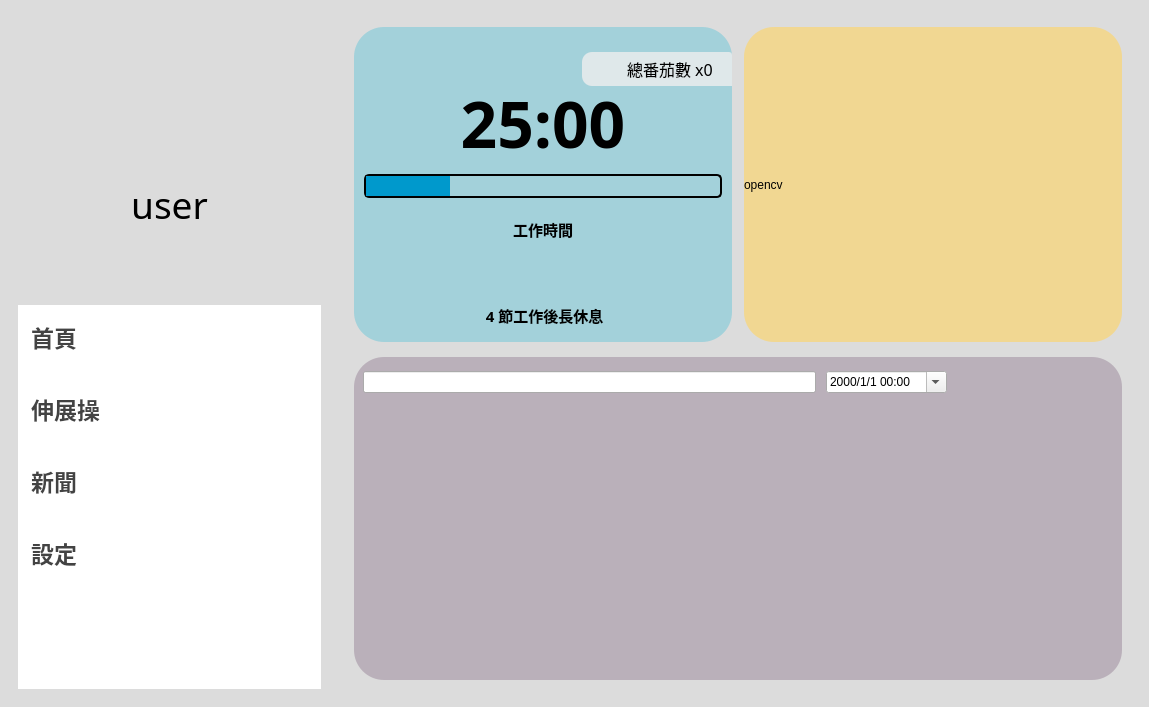
This is demo.ui in ahua1010/Margherita-Pizza-Pomodoro-and-Gesture-detection- as Qt 5 draws it before an edit. The edited form follows.
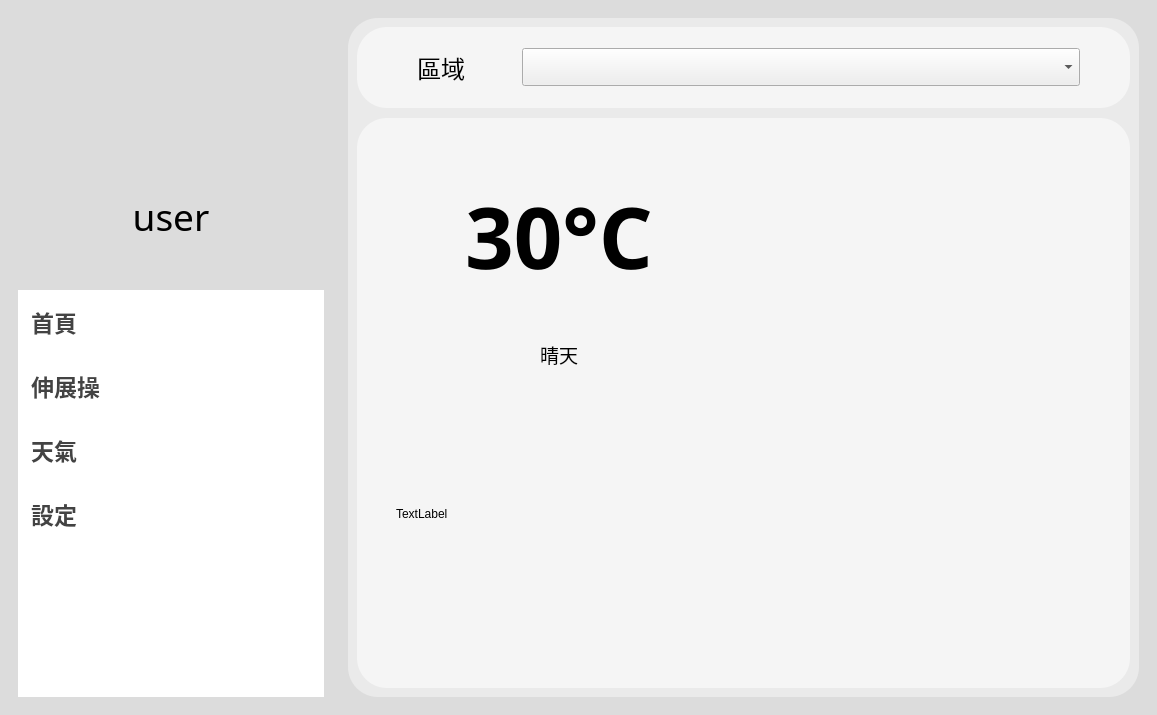
This is the edited form. The open tabs and pages were chosen to show the change. Icons and pictures are not drawn.

The edit to the form file:
```diff
--- a/demo.ui
+++ b/demo.ui
@@ -6,8 +6,8 @@
    <rect>
     <x>0</x>
     <y>0</y>
-    <width>1149</width>
-    <height>707</height>
+    <width>1157</width>
+    <height>715</height>
    </rect>
   </property>
   <property name="windowTitle">
@@ -54,9 +54,15 @@
        </property>
        <item>
         <widget class="QFrame" name="user">
+         <property name="sizePolicy">
+          <sizepolicy hsizetype="Preferred" vsizetype="Preferred">
+           <horstretch>0</horstretch>
+           <verstretch>2</verstretch>
+          </sizepolicy>
+         </property>
          <property name="minimumSize">
           <size>
-           <width>250</width>
+           <width>100</width>
            <height>0</height>
           </size>
          </property>
@@ -73,10 +79,10 @@
          </property>
          <layout class="QVBoxLayout" name="verticalLayout">
           <property name="topMargin">
-           <number>55</number>
+           <number>30</number>
           </property>
           <property name="bottomMargin">
-           <number>75</number>
+           <number>20</number>
           </property>
           <item>
            <widget class="QFrame" name="usericon">
@@ -134,6 +140,18 @@
           </item>
           <item>
            <widget class="QLabel" name="username">
+            <property name="minimumSize">
+             <size>
+              <width>0</width>
+              <height>50</height>
+             </size>
+            </property>
+            <property name="sizeIncrement">
+             <size>
+              <width>0</width>
+              <height>0</height>
+             </size>
+            </property>
             <property name="font">
              <font>
               <family>Agency FB</family>
@@ -155,6 +173,12 @@
        </item>
        <item>
         <widget class="QListWidget" name="fuctionlist">
+         <property name="sizePolicy">
+          <sizepolicy hsizetype="Expanding" vsizetype="Expanding">
+           <horstretch>0</horstretch>
+           <verstretch>3</verstretch>
+          </sizepolicy>
+         </property>
          <property name="font">
           <font>
            <family>微軟正黑體</family>
@@ -168,13 +192,14 @@
 	border:0px;
 	border-bottom-right-radius:30px;
 	border-bottom-left-radius:30px;
+    outline: 0px;
+
 }
 QListView::item{
 	border:0px;
 	padding:15px;
 	padding-left:10px;
 	color: rgb(67, 67, 67);
-	margin-bottom:8px;
 }
 QListView::item:hover {
 	border-radius:8px;
@@ -230,7 +255,7 @@
          </item>
          <item>
           <property name="text">
-           <string>新聞</string>
+           <string>天氣</string>
           </property>
           <property name="font">
            <font>
@@ -807,6 +832,18 @@
                     <verstretch>0</verstretch>
                    </sizepolicy>
                   </property>
+                  <property name="styleSheet">
+                   <string notr="true">QLineEdit {
+        border:1px solid #000;
+        background:#ccc;
+        color:#f00;
+		border-radius:5px
+    }
+    QLineEdit:focus {
+        border:3px solid #09c;
+        background:#fff;
+    }</string>
+                  </property>
                  </widget>
                 </item>
                 <item>
@@ -887,7 +924,351 @@
         </item>
        </layout>
       </widget>
-      <widget class="QWidget" name="page_2"/>
+      <widget class="QWidget" name="page_2">
+       <layout class="QVBoxLayout" name="verticalLayout_11">
+        <item>
+         <widget class="QFrame" name="frame_3">
+          <property name="frameShape">
+           <enum>QFrame::StyledPanel</enum>
+          </property>
+          <property name="frameShadow">
+           <enum>QFrame::Raised</enum>
+          </property>
+          <layout class="QHBoxLayout" name="horizontalLayout_16">
+           <item>
+            <widget class="QFrame" name="frame_5">
+             <property name="styleSheet">
+              <string notr="true">QFrame
+{
+	background-color:rgba(151, 238, 238,0.8);
+}</string>
+             </property>
+             <property name="frameShape">
+              <enum>QFrame::StyledPanel</enum>
+             </property>
+             <property name="frameShadow">
+              <enum>QFrame::Raised</enum>
+             </property>
+             <layout class="QHBoxLayout" name="horizontalLayout_13"/>
+            </widget>
+           </item>
+          </layout>
+         </widget>
+        </item>
+       </layout>
+      </widget>
+      <widget class="QWidget" name="page_3">
+       <layout class="QVBoxLayout" name="verticalLayout_13">
+        <item>
+         <widget class="QFrame" name="frame6_3">
+          <property name="styleSheet">
+           <string notr="true">#frame6_3
+{
+	background-color: rgba(238, 238 ,238 ,0.8);
+}
+QGroupBox
+{
+	background-color:rgb(245, 245, 245);
+	border:0px solid red;
+	border-radius:30px
+}</string>
+          </property>
+          <layout class="QVBoxLayout" name="verticalLayout_9">
+           <property name="spacing">
+            <number>10</number>
+           </property>
+           <item>
+            <widget class="QGroupBox" name="horizontalGroupBox_2">
+             <property name="sizePolicy">
+              <sizepolicy hsizetype="Preferred" vsizetype="Preferred">
+               <horstretch>0</horstretch>
+               <verstretch>1</verstretch>
+              </sizepolicy>
+             </property>
+             <layout class="QHBoxLayout" name="horizontalLayout_12">
+              <property name="rightMargin">
+               <number>50</number>
+              </property>
+              <item>
+               <widget class="QLabel" name="label">
+                <property name="sizePolicy">
+                 <sizepolicy hsizetype="Fixed" vsizetype="Preferred">
+                  <horstretch>0</horstretch>
+                  <verstretch>0</verstretch>
+                 </sizepolicy>
+                </property>
+                <property name="minimumSize">
+                 <size>
+                  <width>150</width>
+                  <height>0</height>
+                 </size>
+                </property>
+                <property name="font">
+                 <font>
+                  <family>Agency FB</family>
+                  <pointsize>18</pointsize>
+                  <weight>50</weight>
+                  <bold>false</bold>
+                 </font>
+                </property>
+                <property name="text">
+                 <string>區域</string>
+                </property>
+                <property name="alignment">
+                 <set>Qt::AlignCenter</set>
+                </property>
+               </widget>
+              </item>
+              <item>
+               <widget class="QComboBox" name="comboBox_city">
+                <property name="minimumSize">
+                 <size>
+                  <width>0</width>
+                  <height>30</height>
+                 </size>
+                </property>
+                <property name="font">
+                 <font>
+                  <family>Agency FB</family>
+                  <pointsize>16</pointsize>
+                 </font>
+                </property>
+                <property name="toolTipDuration">
+                 <number>-1</number>
+                </property>
+               </widget>
+              </item>
+             </layout>
+            </widget>
+           </item>
+           <item>
+            <widget class="QGroupBox" name="horizontalGroupBox">
+             <property name="sizePolicy">
+              <sizepolicy hsizetype="Preferred" vsizetype="Preferred">
+               <horstretch>0</horstretch>
+               <verstretch>7</verstretch>
+              </sizepolicy>
+             </property>
+             <layout class="QVBoxLayout" name="verticalLayout_10">
+              <property name="spacing">
+               <number>0</number>
+              </property>
+              <property name="leftMargin">
+               <number>30</number>
+              </property>
+              <property name="topMargin">
+               <number>30</number>
+              </property>
+              <property name="rightMargin">
+               <number>30</number>
+              </property>
+              <property name="bottomMargin">
+               <number>30</number>
+              </property>
+              <item>
+               <widget class="QFrame" name="horizontalFrame">
+                <property name="sizePolicy">
+                 <sizepolicy hsizetype="Preferred" vsizetype="Preferred">
+                  <horstretch>0</horstretch>
+                  <verstretch>2</verstretch>
+                 </sizepolicy>
+                </property>
+                <property name="styleSheet">
+                 <string notr="true">
+	border-radius:px</string>
+                </property>
+                <layout class="QHBoxLayout" name="horizontalLayout_18">
+                 <property name="spacing">
+                  <number>45</number>
+                 </property>
+                 <property name="leftMargin">
+                  <number>15</number>
+                 </property>
+                 <property name="topMargin">
+                  <number>0</number>
+                 </property>
+                 <property name="rightMargin">
+                  <number>25</number>
+                 </property>
+                 <property name="bottomMargin">
+                  <number>0</number>
+                 </property>
+                 <item>
+                  <layout class="QVBoxLayout" name="verticalLayout_12">
+                   <property name="topMargin">
+                    <number>30</number>
+                   </property>
+                   <item>
+                    <widget class="QLabel" name="temperature">
+                     <property name="sizePolicy">
+                      <sizepolicy hsizetype="Preferred" vsizetype="Preferred">
+                       <horstretch>0</horstretch>
+                       <verstretch>5</verstretch>
+                      </sizepolicy>
+                     </property>
+                     <property name="font">
+                      <font>
+                       <family>微軟正黑體</family>
+                       <pointsize>64</pointsize>
+                       <weight>75</weight>
+                       <bold>true</bold>
+                      </font>
+                     </property>
+                     <property name="styleSheet">
+                      <string notr="true"/>
+                     </property>
+                     <property name="text">
+                      <string>30°C</string>
+                     </property>
+                     <property name="alignment">
+                      <set>Qt::AlignCenter</set>
+                     </property>
+                    </widget>
+                   </item>
+                   <item>
+                    <widget class="QLabel" name="weather">
+                     <property name="sizePolicy">
+                      <sizepolicy hsizetype="Preferred" vsizetype="Preferred">
+                       <horstretch>0</horstretch>
+                       <verstretch>1</verstretch>
+                      </sizepolicy>
+                     </property>
+                     <property name="minimumSize">
+                      <size>
+                       <width>0</width>
+                       <height>30</height>
+                      </size>
+                     </property>
+                     <property name="font">
+                      <font>
+                       <family>微軟正黑體</family>
+                       <pointsize>14</pointsize>
+                      </font>
+                     </property>
+                     <property name="text">
+                      <string>晴天</string>
+                     </property>
+                     <property name="alignment">
+                      <set>Qt::AlignCenter</set>
+                     </property>
+                    </widget>
+                   </item>
+                  </layout>
+                 </item>
+                 <item>
+                  <widget class="QLabel" name="weather_icon">
+                   <property name="sizePolicy">
+                    <sizepolicy hsizetype="Preferred" vsizetype="Preferred">
+                     <horstretch>0</horstretch>
+                     <verstretch>0</verstretch>
+                    </sizepolicy>
+                   </property>
+                   <property name="styleSheet">
+                    <string notr="true"/>
+                   </property>
+                   <property name="text">
+                    <string/>
+                   </property>
+                  </widget>
+                 </item>
+                </layout>
+               </widget>
+              </item>
+              <item>
+               <widget class="QWidget" name="chart" native="true">
+                <property name="sizePolicy">
+                 <sizepolicy hsizetype="Preferred" vsizetype="Preferred">
+                  <horstretch>0</horstretch>
+                  <verstretch>3</verstretch>
+                 </sizepolicy>
+                </property>
+                <layout class="QHBoxLayout" name="horizontalLayout_9">
+                 <item>
+                  <widget class="QLabel" name="label_2">
+                   <property name="text">
+                    <string>TextLabel</string>
+                   </property>
+                  </widget>
+                 </item>
+                </layout>
+               </widget>
+              </item>
+             </layout>
+            </widget>
+           </item>
+          </layout>
+         </widget>
+        </item>
+       </layout>
+      </widget>
+      <widget class="QWidget" name="page_4">
+       <layout class="QVBoxLayout" name="verticalLayout_14">
+        <item>
+         <widget class="QFrame" name="frame6_4">
+          <property name="styleSheet">
+           <string notr="true">QFrame QScrollArea
+{
+	background-color:rgba(255, 245, 238,0.8);
+}
+QFrame QLabel
+{
+	background-color:rgba(255, 245, 238,0);
+}</string>
+          </property>
+          <layout class="QVBoxLayout" name="verticalLayout_8">
+           <property name="spacing">
+            <number>9</number>
+           </property>
+           <property name="leftMargin">
+            <number>9</number>
+           </property>
+           <property name="topMargin">
+            <number>9</number>
+           </property>
+           <property name="rightMargin">
+            <number>9</number>
+           </property>
+           <property name="bottomMargin">
+            <number>9</number>
+           </property>
+           <item>
+            <layout class="QVBoxLayout" name="verticalLayout_15">
+             <item>
+              <widget class="QScrollArea" name="scrollArea">
+               <property name="styleSheet">
+                <string notr="true">QAbstractScrollArea
+{
+	background-color:rgba(255, 245, 238,0.8);
+}
+QWidget#scrollAreaWidgetContents{
+	background-color:rgba(255, 245, 238,0);
+}</string>
+               </property>
+               <property name="widgetResizable">
+                <bool>true</bool>
+               </property>
+               <widget class="QWidget" name="scrollAreaWidgetContents">
+                <property name="geometry">
+                 <rect>
+                  <x>0</x>
+                  <y>0</y>
+                  <width>771</width>
+                  <height>659</height>
+                 </rect>
+                </property>
+                <property name="styleSheet">
+                 <string notr="true"/>
+                </property>
+               </widget>
+              </widget>
+             </item>
+            </layout>
+           </item>
+          </layout>
+         </widget>
+        </item>
+       </layout>
+      </widget>
      </widget>
     </item>
    </layout>
```
Left out of the diff: 2 changed lines with no effect on the pictures.
